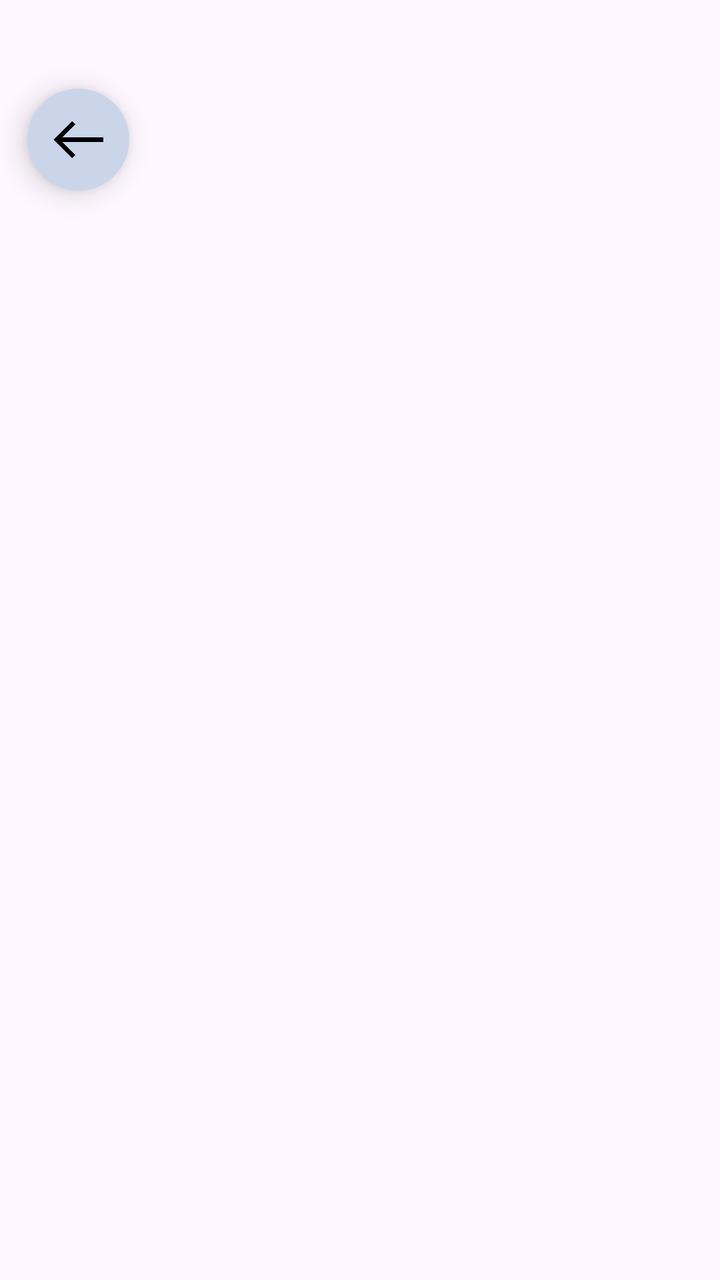
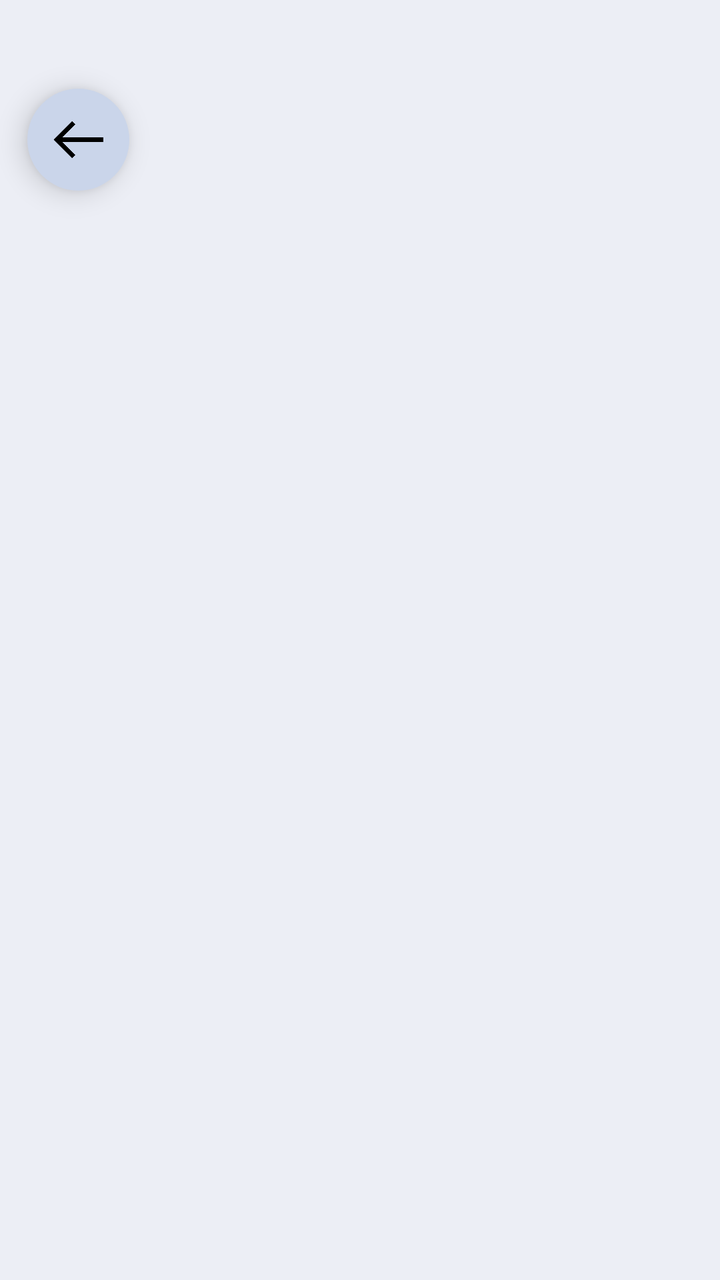

Screens rendered from an Android XML layout before and after an edit, with the pre-edit source and the edit as a unified diff.
<!-- AndroidManifest.xml: application theme Theme.MusicIsland -->
<!-- res/layout/album_list.xml -->
<?xml version="1.0" encoding="utf-8"?>
<androidx.constraintlayout.widget.ConstraintLayout xmlns:android="http://schemas.android.com/apk/res/android"
    xmlns:app="http://schemas.android.com/apk/res-auto"
    android:layout_width="match_parent"
    android:layout_height="match_parent">

    <androidx.constraintlayout.widget.ConstraintLayout
        android:id="@+id/returnButton_album"
        android:layout_width="51dp"
        android:layout_height="51dp"
        android:background="@drawable/circle_bg"
        android:elevation="8dp"
        app:layout_constraintBottom_toBottomOf="parent"
        app:layout_constraintEnd_toEndOf="parent"
        app:layout_constraintHorizontal_bias="0.044"
        app:layout_constraintStart_toStartOf="parent"
        app:layout_constraintTop_toTopOf="parent"
        app:layout_constraintVertical_bias="0.075">

        <ImageButton
            android:id="@+id/icon_return_album"
            android:layout_width="37dp"
            android:layout_height="37dp"
            android:background="?attr/selectableItemBackgroundBorderless"
            android:scaleType="centerInside"
            app:layout_constraintBottom_toBottomOf="parent"
            app:layout_constraintEnd_toEndOf="parent"
            app:layout_constraintStart_toStartOf="parent"
            app:layout_constraintTop_toTopOf="parent"
            app:srcCompat="@drawable/arrow_left_icon" />
    </androidx.constraintlayout.widget.ConstraintLayout>

    <androidx.recyclerview.widget.RecyclerView
        android:id="@+id/recycler_songs"
        android:layout_width="match_parent"
        android:layout_height="0dp"
        android:clipToPadding="false"
        android:padding="6dp"
        android:elevation="0dp"
        app:layout_constraintBottom_toBottomOf="parent"
        app:layout_constraintEnd_toEndOf="parent"
        app:layout_constraintStart_toStartOf="parent"
        app:layout_constraintTop_toTopOf="parent">

    </androidx.recyclerview.widget.RecyclerView>

</androidx.constraintlayout.widget.ConstraintLayout>
<!-- resources referenced by this layout -->
<resources>
  <!-- drawable arrow_left_icon: png bitmap (drawable, 27516 bytes) -->
  <!-- drawable circle_bg (drawable) -->
  <?xml version="1.0" encoding="utf-8"?>
  <shape xmlns:android="http://schemas.android.com/apk/res/android"
      android:shape="oval">
      <solid android:color="#cad5ea"/>
  </shape>
  <style name="Theme.MusicIsland" parent="Base.Theme.MusicIsland" />
  <style name="Base.Theme.MusicIsland" parent="Theme.Material3.DayNight.NoActionBar">
          
          
          <item name="isMaterial3DynamicColorApplied">false</item>
  
      </style>
</resources>

<!-- the commit's change to res/layout/album_list.xml (unified diff, before → after) -->
@@ -8,7 +8,7 @@
         android:id="@+id/returnButton_album"
         android:layout_width="51dp"
         android:layout_height="51dp"
-        android:background="@drawable/circle_bg"
+        android:background="@drawable/bg_circle"
         android:elevation="8dp"
         app:layout_constraintBottom_toBottomOf="parent"
         app:layout_constraintEnd_toEndOf="parent"
<!-- resource entries referenced after the edit -->
@@ -1,18 +1,22 @@
 <!-- resources referenced by this layout -->
 <resources>
   <!-- drawable arrow_left_icon: png bitmap (drawable, 27516 bytes) -->
-  <!-- drawable circle_bg (drawable) -->
+  <!-- drawable bg_circle (drawable) -->
   <?xml version="1.0" encoding="utf-8"?>
   <shape xmlns:android="http://schemas.android.com/apk/res/android"
       android:shape="oval">
       <solid android:color="#cad5ea"/>
   </shape>
-  <style name="Theme.MusicIsland" parent="Base.Theme.MusicIsland" />
+  <style name="Theme.MusicIsland" parent="Base.Theme.MusicIsland">
+          <item name="android:colorBackground">@color/blue</item>
+          <item name="android:forceDarkAllowed">false</item>
+      </style>
   <style name="Base.Theme.MusicIsland" parent="Theme.Material3.DayNight.NoActionBar">
           
           
           <item name="isMaterial3DynamicColorApplied">false</item>
   
       </style>
+  <color name="blue">#eceef5</color>
 </resources>
 
